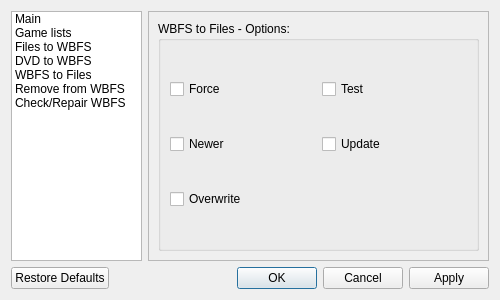
The window that resources/ui/settings.ui (evertonstz/wiibafu) describes before a commit, drawn with Qt 5.
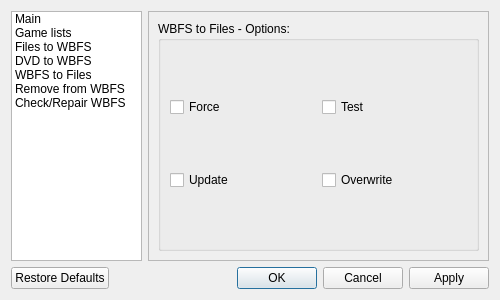
The same window after the commit. The open tabs and pages were chosen to show the change.

Patch:
```diff
--- a/resources/ui/settings.ui
+++ b/resources/ui/settings.ui
@@ -444,20 +444,13 @@
            </widget>
           </item>
           <item row="1" column="0">
-           <widget class="QCheckBox" name="WBFSToFiles_checkBox_Newer">
-            <property name="text">
-             <string>Newer</string>
-            </property>
-           </widget>
-          </item>
-          <item row="1" column="1">
            <widget class="QCheckBox" name="WBFSToFiles_checkBox_Update">
             <property name="text">
              <string>Update</string>
             </property>
            </widget>
           </item>
-          <item row="2" column="0">
+          <item row="1" column="1">
            <widget class="QCheckBox" name="WBFSToFiles_checkBox_Overwrite">
             <property name="text">
              <string>Overwrite</string>
```
